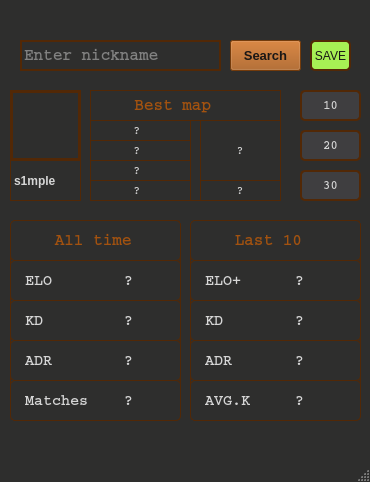
Before: the Qt Designer form mainwindow.ui in vixPP/FaceitStatsWidjet, drawn with Qt 5.
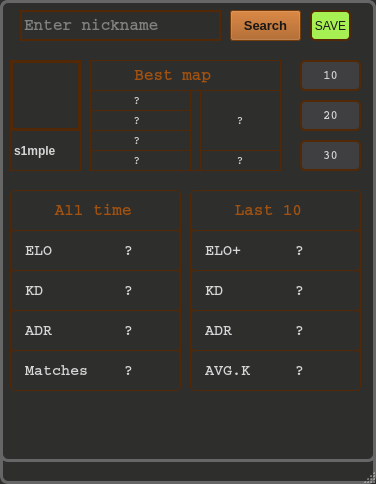
After: the same form once the commit is applied.

Commit message: create new match window

Patch:
```diff
--- a/mainwindow.ui
+++ b/mainwindow.ui
@@ -6,8 +6,8 @@
    <rect>
     <x>0</x>
     <y>0</y>
-    <width>370</width>
-    <height>482</height>
+    <width>376</width>
+    <height>484</height>
    </rect>
   </property>
   <property name="font">
@@ -19,22 +19,23 @@
    <string>MainWindow</string>
   </property>
   <property name="styleSheet">
-   <string notr="true">QMainWindow
- {
-       background-color: #2e2e2d;
-		border-radius: 15px;
-    }
-    QWidget#centralwidget 
-{
-       background-color: #2e2e2d;
-    }</string>
+   <string notr="true">QMainWindow {
+    background-color: #2e2e2d;
+    border: 3px solid #666666;
+    border-radius: 8px;
+}
+QWidget#centralwidget {
+    background-color: #2e2e2d;
+    border: 3px solid #666666;
+    border-radius: 8px;
+}</string>
   </property>
   <widget class="QWidget" name="centralwidget">
    <widget class="QFrame" name="frame_2">
     <property name="geometry">
      <rect>
       <x>10</x>
-      <y>220</y>
+      <y>190</y>
       <width>171</width>
       <height>201</height>
      </rect>
@@ -205,7 +206,7 @@
     <property name="geometry">
      <rect>
       <x>10</x>
-      <y>160</y>
+      <y>130</y>
       <width>71</width>
       <height>41</height>
      </rect>
@@ -235,7 +236,7 @@
     <property name="geometry">
      <rect>
       <x>10</x>
-      <y>90</y>
+      <y>60</y>
       <width>71</width>
       <height>71</height>
      </rect>
@@ -257,7 +258,7 @@
     <property name="geometry">
      <rect>
       <x>190</x>
-      <y>220</y>
+      <y>190</y>
       <width>171</width>
       <height>201</height>
      </rect>
@@ -428,7 +429,7 @@
     <property name="geometry">
      <rect>
       <x>300</x>
-      <y>90</y>
+      <y>60</y>
       <width>61</width>
       <height>31</height>
      </rect>
@@ -463,7 +464,7 @@
     <property name="geometry">
      <rect>
       <x>90</x>
-      <y>90</y>
+      <y>60</y>
       <width>191</width>
       <height>111</height>
      </rect>
@@ -697,7 +698,7 @@
     <property name="geometry">
      <rect>
       <x>300</x>
-      <y>130</y>
+      <y>100</y>
       <width>61</width>
       <height>31</height>
      </rect>
@@ -732,7 +733,7 @@
     <property name="geometry">
      <rect>
       <x>300</x>
-      <y>170</y>
+      <y>140</y>
       <width>61</width>
       <height>31</height>
      </rect>
@@ -767,7 +768,7 @@
     <property name="geometry">
      <rect>
       <x>230</x>
-      <y>40</y>
+      <y>10</y>
       <width>71</width>
       <height>31</height>
      </rect>
@@ -802,7 +803,7 @@
     <property name="geometry">
      <rect>
       <x>20</x>
-      <y>40</y>
+      <y>10</y>
       <width>201</width>
       <height>31</height>
      </rect>
@@ -835,7 +836,7 @@
     <property name="geometry">
      <rect>
       <x>310</x>
-      <y>40</y>
+      <y>10</y>
       <width>41</width>
       <height>31</height>
      </rect>
```
Left out of the diff: 2 changed lines with no effect on the pictures. The commit also changes 6 other files.
